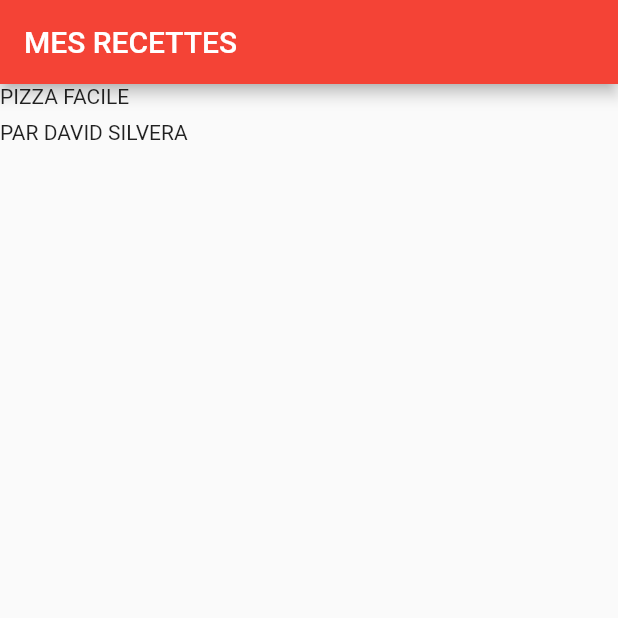
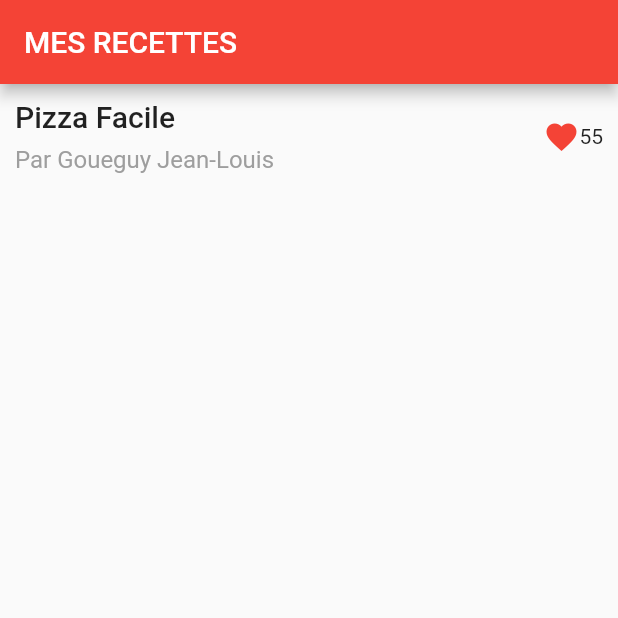
Before and after one commit to goueguy/flutter-learning, a Flutter app: the screen it shows after launch, on a phone screen of 412 x 824 dp, the top half of it. Run offline on Flutter 3.47's test engine with Material 2 defaults, Android fonts, the phone set to English and light mode, and no system bars.

Commit message:
Apprendre Flutter #4 : On s'entraine avec les row et column

```diff
--- a/lib/main.dart
+++ b/lib/main.dart
@@ -5,6 +5,40 @@ void main() {
 }
 
 class MyApp extends StatelessWidget {
+  Widget titleSection = Container(
+          padding: const EdgeInsets.all(10),
+          child:Row(
+          children: [
+              Expanded(
+                child:
+                  Column(
+                    crossAxisAlignment: CrossAxisAlignment.start,
+                    children: [
+                      Container(
+                        padding: const EdgeInsets.only(bottom: 8),
+                        child: Text('Pizza Facile',
+                        style: TextStyle(
+                          fontWeight: FontWeight.w500,
+                          fontSize: 20
+                        )),
+                      ),
+                      Text('Par Goueguy Jean-Louis',
+                      style:TextStyle(
+                        color:Colors.grey[500],
+                        fontSize: 16
+                      )
+                    )
+                  ],
+                )
+            ),
+            Row(
+              children: [
+                Icon(Icons.favorite, color:Colors.red),
+                Text("55")
+              ],
+            )
+          ],
+        ));
   // This widget is the root of your application.
   @override
   Widget build(BuildContext context) {
@@ -15,18 +49,14 @@ class MyApp extends StatelessWidget {
         appBar: AppBar(
           title: Text('MES RECETTES'),
         ),
-        body: Column(
-          crossAxisAlignment: CrossAxisAlignment.start,
-          children: [
-            Container(
-              padding: const EdgeInsets.only(bottom: 8),
-              child: Text('PIZZA FACILE'),
-            ),
-            Text('PAR DAVID SILVERA')
-          ],
-        )
+        body: Column(children:[
+          titleSection
+        ]),
       ),
       debugShowCheckedModeBanner: false,
     );
   }
 }
+//
+
+Column _buildButtonColumn(Color color, IconData icon)
```
Also changed, not shown: 1 other file.
